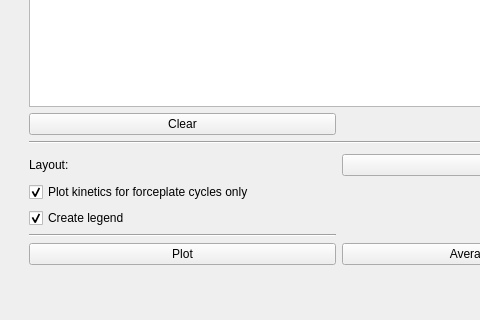
Old version of the form plotter_gui.ui in the repository NCH-Motion-Laboratory/gaitutils; both pictures show x 0 to 480 and y 528 to 848 of the 980 by 848 pixel window.
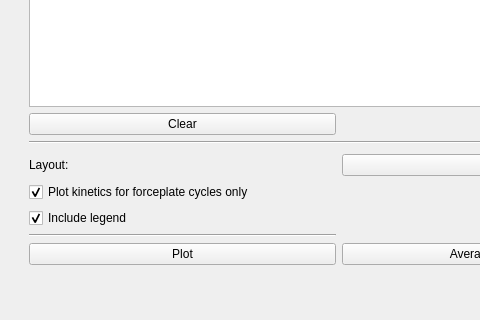
New version of the form. Custom widgets are drawn as their Qt base class.

Diff of the .ui file:
```diff
--- a/plotter_gui.ui
+++ b/plotter_gui.ui
@@ -110,7 +110,7 @@
       <item row="23" column="1">
        <widget class="QCheckBox" name="xbLegend">
         <property name="text">
-         <string>Create legend</string>
+         <string>Include legend</string>
         </property>
         <property name="checked">
          <bool>true</bool>
```
